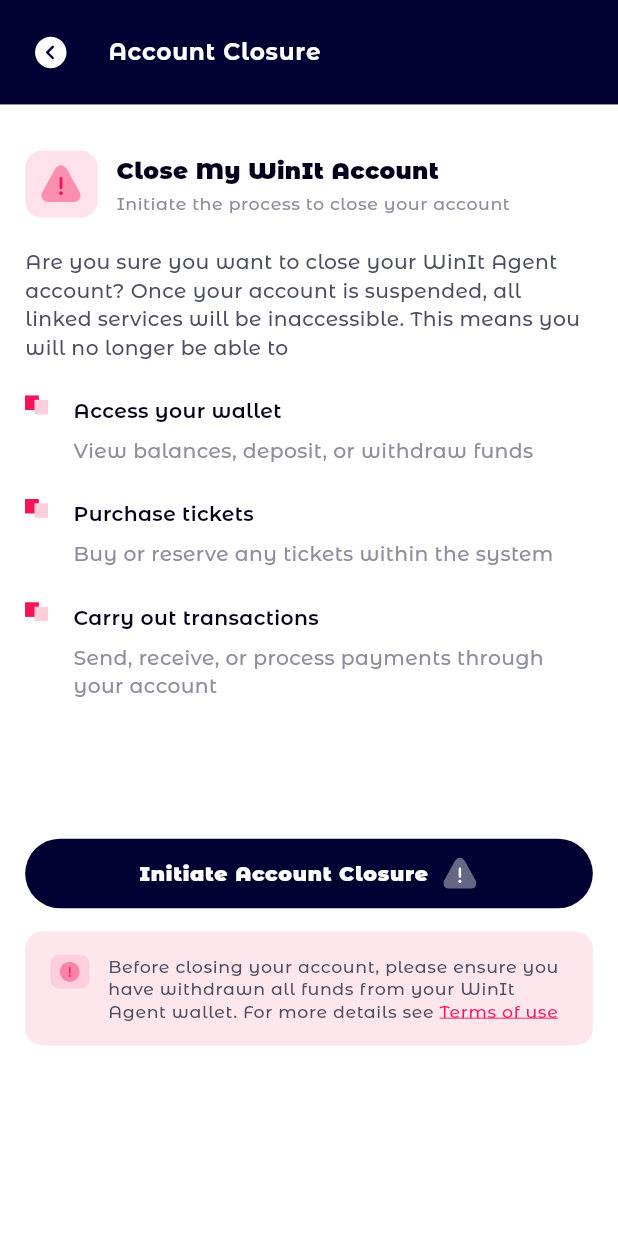
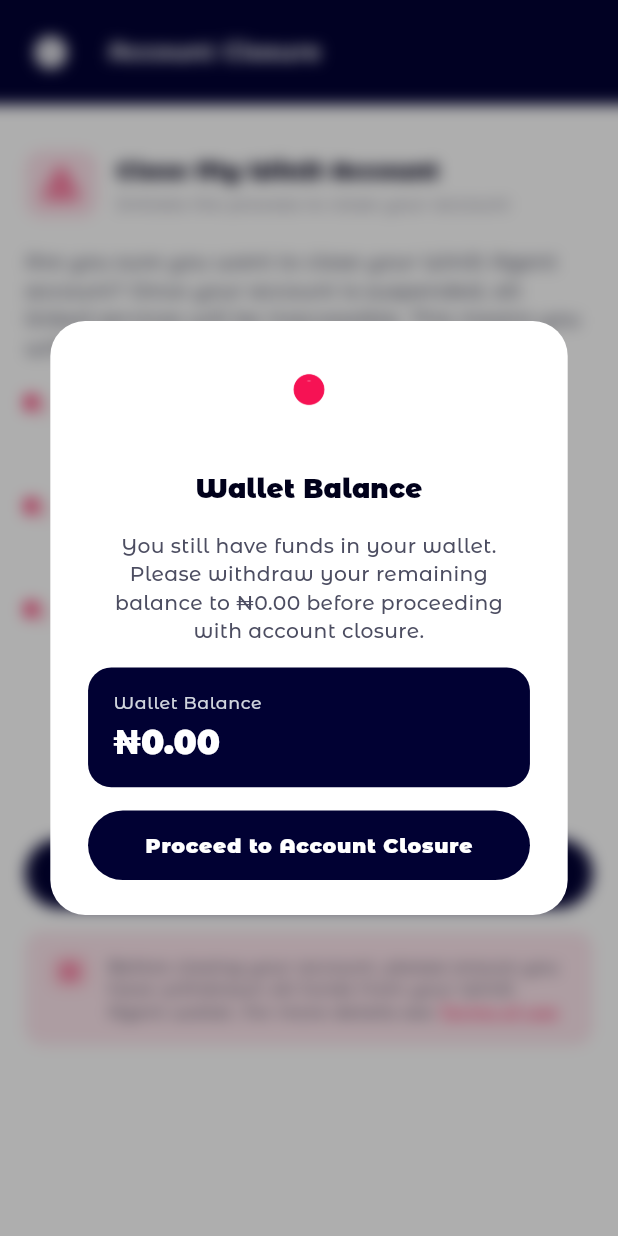
Before and after one commit to sbscphp/winit-agent-mobile, a Flutter app: the AccountClosure screen opened directly, after a tap on "Initiate Account Closure", on a phone screen of 412 x 824 dp. Run offline on Flutter 3.47's test engine with Material 3 defaults, Android fonts, the phone set to English and light mode, and no system bars; our stand-ins replace animate_do, another_flushbar, cached_network_image, card_swiper, dio, file_picker and 19 more; missing offline and left inert: auto_size_text_plus, local_auth_android, local_auth_darwin, webview_flutter_android, webview_flutter_wkwebview; accounts and stored records are empty; project files that could hold a hidden picture were left out.

Commit message:
account closure screen conversion

```diff
--- a/lib/core/constants/app_asset.dart
+++ b/lib/core/constants/app_asset.dart
@@ -66,6 +66,7 @@ class AppAsset {
   static const String warning3 = '$_iconDirectory/warning_3.svg';
   static const String delete2 = '$_iconDirectory/delete_2.svg';
   static const String add2 = '$_iconDirectory/add_2.svg';
+  static const String alert2 = '$_iconDirectory/alert_2.svg';
 
 
   //bottom nav
--- a/lib/core/constants/color_path.dart
+++ b/lib/core/constants/color_path.dart
@@ -17,7 +17,6 @@ class ColorPath {
   static const hummingBirdBlue2 = Color(0xffD3EDF8);
   static const silverGrey = Color(0xffCCCCCC);
   static const alizarinRed = Color(0xffD92D20);
-  static const easternBlue = Color(0xff1C82AB);
   static const ribbonRed = Color(0xffF71355);
   static const ribbonRed2 = Color(0xffD90744);
   static const yukonGreen = Color(0xff647C0A);
@@ -80,6 +79,7 @@ class ColorPath {
   static const hummingBlue = Color(0xffE9F6FC);
   static const foamGreen = Color(0xffECFDF3);
   static const beeBrown = Color(0xffFEF0C7);
+  static const easternBlue = Color(0xff1C82AB);
 
 
 
--- a/lib/core/constants/named_routes.dart
+++ b/lib/core/constants/named_routes.dart
@@ -41,6 +41,7 @@ class NamedRoutes {
   static const referralManagement = '/referralManagement';
   static const viewAllReferralTransactions = '/viewAllReferralTransactions';
   static const accountClosure = '/accountClosure';
+  static const reactivateAccount = '/reactivateAccount';
 
 
   //payment
--- a/lib/ui/pages/profile/account_closure/account_closure.dart
+++ b/lib/ui/pages/profile/account_closure/account_closure.dart
@@ -2,18 +2,32 @@ import 'package:flutter/gestures.dart';
 import 'package:flutter/material.dart';
 import 'package:flutter_screenutil/flutter_screenutil.dart';
 import 'package:winit_agent/core/constants/app_theme/custom_color_scheme.dart';
+import 'package:winit_agent/ui/widgets/alert_dialogs/wallet_balance_dialog.dart';
 
 import '../../../../core/constants/app_asset.dart';
 import '../../../../core/constants/app_dimension.dart';
 import '../../../../core/constants/color_path.dart';
+import '../../../../core/utilities/navigator.dart';
+import '../../../widgets/alert_dialogs/action_completed.dart';
+import '../../../widgets/alert_dialogs/base_dialog.dart';
+import '../../../widgets/alert_dialogs/enter_transaction_pin.dart';
+import '../../../widgets/cross_fade_widget.dart';
 import '../../../widgets/custom_appbar.dart';
 import '../../../widgets/custom_button.dart';
 import '../../../widgets/custom_svg.dart';
 import '../../../widgets/onboarding/identity_verification_notes.dart';
 import '../../../widgets/screen_title.dart';
 
-class AccountClosure extends StatelessWidget {
+class AccountClosure extends StatefulWidget {
   const AccountClosure({super.key});
+
+  @override
+  State<AccountClosure> createState() => _AccountClosureState();
+}
+
+class _AccountClosureState extends State<AccountClosure> {
+
+  final switchNotifier = ValueNotifier(false);
 
   @override
   Widget build(BuildContext context) {
@@ -22,14 +36,14 @@ class AccountClosure extends StatelessWidget {
         context: context,
         title: 'Account Closure',
       ),
-      body: SingleChildScrollView(
+      body: SafeArea(
+        child: SingleChildScrollView(
           padding: EdgeInsets.only(
               left: AppDimension.paddingLeft,
               right: AppDimension.paddingRight,
               top: 32.h,
               bottom: 50.h
           ),
-        child: SafeArea(
           child: Column(
             crossAxisAlignment: CrossAxisAlignment.start,
             children: [
@@ -88,6 +102,39 @@ class AccountClosure extends StatelessWidget {
                   buttonText: 'Initiate Account Closure',
                   suffixIcon: AppAsset.warning3,
                   onPressed: () {
+                    baseDialog(
+                      context: context,
+                      content: CrossFadeWidget(
+                        switchNotifier: switchNotifier,
+                        firstChild: WalletBalanceDialog(
+                            onPressed: ()=>switchNotifier.value = true,
+                        ),
+                        secondChild: EnterTransactionPin(
+                          title: 'Enter Transaction PIN for Account Closure Validation. ',
+                            subtitle: 'Enter your four (4) Digit Transaction pin to complete this action',
+                            buttonText: 'Validate Code',
+                            onDone: (value){
+                              Future.delayed(const Duration(milliseconds: 50), () {
+                                baseDialog(
+                                  context: context,
+                                  content: ActionCompleted(
+                                    title: 'Request Completed',
+                                    assetSize: 80,
+                                    subtitle:
+                                    'Congratulations, your withdrawal request has been successfully completed. A notification will be sent to you when fully processed.',
+                                    onPressed: () {
+                                      popNavigation(context: context);
+                                    },
+                                  ),
+                                );
+                              });
+                            }
+                        ),
+                      ),
+                      onClosed: () {
+                        switchNotifier.value = false;
+                      },
+                    );
 
                   }
               ),
--- a/lib/ui/widgets/alert_dialogs/enter_transaction_pin.dart
+++ b/lib/ui/widgets/alert_dialogs/enter_transaction_pin.dart
@@ -14,7 +14,9 @@ import '../text_fields/custom_text_field.dart';
 class EnterTransactionPin extends StatefulWidget {
   final ValueChanged<bool> onDone;
   final String? buttonText;
-  const EnterTransactionPin({super.key, required this.onDone, this.buttonText});
+  final String? title;
+  final String? subtitle;
+  const EnterTransactionPin({super.key, required this.onDone, this.buttonText, this.title, this.subtitle});
 
   @override
   State<EnterTransactionPin> createState() => _EnterTransactionPinState();
@@ -37,19 +39,17 @@ class _EnterTransactionPinState extends State<EnterTransactionPin> {
         children: [
           CustomAssetViewer(asset: AppAsset.warning, height: 48.h, width: 48.w,),
           SizedBox(height: 32.h,),
-          FittedBox(
-            child: Text(
-              'Enter Transaction PIN',
-              style: Theme.of(context).textTheme.titleSmall?.copyWith(
-                  fontWeight: FontWeight.w800,
-                  color: Theme.of(context).colorScheme.textPrimary
-              ),
-              textAlign: TextAlign.center,
+          Text(
+            widget.title ?? 'Enter Transaction PIN',
+            style: Theme.of(context).textTheme.titleSmall?.copyWith(
+                fontWeight: FontWeight.w800,
+                color: Theme.of(context).colorScheme.textPrimary
             ),
+            textAlign: TextAlign.center,
           ),
           SizedBox(height: 16.h,),
           Text(
-            'Enter your four (4) Digit Transaction pin to complete this transaction',
+            widget.subtitle ?? 'Enter your four (4) Digit Transaction pin to complete this transaction',
             style: Theme.of(context).textTheme.bodyMedium?.copyWith(
                 fontWeight: FontWeight.w400,
                 color: Theme.of(context).colorScheme.textSecondary
@@ -95,6 +95,8 @@ class _EnterTransactionPinState extends State<EnterTransactionPin> {
           ),
           SizedBox(height: 16.h,),
           CustomButton(
+            buttonHeight: 40,
+              useSuffixIcon: false,
               buttonText: widget.buttonText ?? 'Complete Transaction',
               onPressed: () {
                 widget.onDone(true);
--- /dev/null
+++ b/lib/ui/widgets/alert_dialogs/wallet_balance_dialog.dart
@@ -0,0 +1,98 @@
+import 'package:flutter/material.dart';
+import 'package:flutter_screenutil/flutter_screenutil.dart';
+import 'package:winit_agent/core/constants/app_theme/custom_color_scheme.dart';
+import 'package:winit_agent/core/constants/named_routes.dart';
+import 'package:winit_agent/core/utilities/navigator.dart';
+import 'package:winit_agent/ui/pages/wallet/withdraw.dart';
+
+import '../../../core/constants/app_asset.dart';
+import '../../../core/constants/color_path.dart';
+import '../custom_button.dart';
+import '../custom_svg.dart';
+import '../naira_display.dart';
+
+class WalletBalanceDialog extends StatelessWidget {
+  final VoidCallback onPressed;
+  const WalletBalanceDialog({super.key,required this.onPressed});
+
+  @override
+  Widget build(BuildContext context) {
+    return Padding(
+      padding: EdgeInsets.symmetric(
+          vertical: 24.h,
+          horizontal: 24.w
+      ),
+      child: Column(
+        mainAxisSize: MainAxisSize.min,
+        crossAxisAlignment: CrossAxisAlignment.center,
+        children: [
+          CustomAssetViewer(asset: AppAsset.warning, height: 48.h, width: 48.w,),
+          SizedBox(height: 32.h,),
+          FittedBox(
+            child: Text(
+              'Wallet Balance',
+              style: Theme.of(context).textTheme.titleSmall?.copyWith(
+                  fontWeight: FontWeight.w800,
+                  color: Theme.of(context).colorScheme.textPrimary
+              ),
+              textAlign: TextAlign.center,
+            ),
+          ),
+          SizedBox(height: 16.h,),
+          Text(
+            'You still have funds in your wallet. Please withdraw your remaining balance to ₦0.00 before proceeding with account closure.',
+            style: Theme.of(context).textTheme.bodyMedium?.copyWith(
+                fontWeight: FontWeight.w400,
+                color: Theme.of(context).colorScheme.textSecondary
+            ),
+            textAlign: TextAlign.center,
+          ),
+          SizedBox(height: 16.h,),
+          Container(
+            width: double.infinity,
+            padding: EdgeInsets.symmetric(
+              vertical: 16.h,
+              horizontal: 16.w
+            ),
+            decoration: BoxDecoration(
+              color: ColorPath.stratosBlue,
+              borderRadius: BorderRadius.all(Radius.circular(16.r))
+            ),
+            child: Column(
+              crossAxisAlignment: CrossAxisAlignment.start,
+              children: [
+                Text(
+                  'Wallet Balance',
+                  style: Theme.of(context).textTheme.bodySmall?.copyWith(
+                      fontWeight: FontWeight.w500,
+                      color: ColorPath.mischkaGrey
+                  ),
+                ),
+                SizedBox(height: 5.h,),
+                NairaDisplay(
+                  amount: 0,
+                  fontSize: 24.sp,
+                  color:Colors.white,
+                  fontWeight: FontWeight.w800,
+                ),
+              ],
+            ),
+          ),
+          SizedBox(height: 16.h,),
+          CustomButton(
+              useSuffixIcon: false,
+              buttonText: 1 + 1 == 3 ? 'Proceed to Withdrawal':'Proceed to Account Closure',
+              onPressed: 1 + 1 == 3 ? (){
+                pushAndClearNavigation(context: context,
+                    widget: const Withdraw(), routeName: NamedRoutes.withdraw,
+                  clearRoute: NamedRoutes.bottomNav
+                );
+              }:onPressed
+          )
+
+
+        ],
+      ),
+    );
+  }
+}
```
Also changed, not shown: lib/ui/pages/profile/account_closure/reactivate_account.dart (added, +201 -0 lines), assets/icons/alert_2.svg (added). Lines whose indentation alone changed are shown as unchanged.
